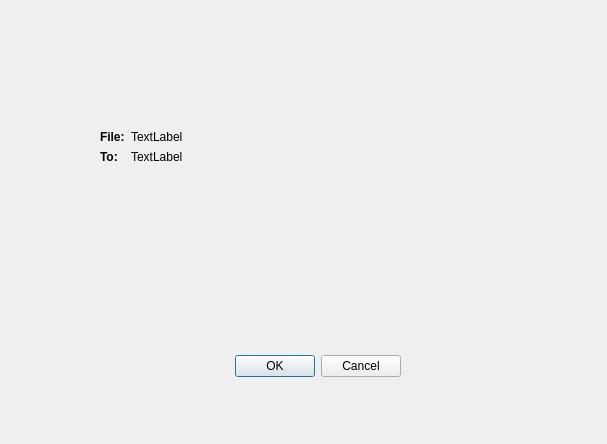
Old version of the form libExtraWidget/RenameDialog/CopyMoveDialog.ui in the repository rbbrnc/krbkACD.
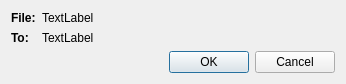
New version of the form.

```diff
--- a/libExtraWidget/RenameDialog/CopyMoveDialog.ui
+++ b/libExtraWidget/RenameDialog/CopyMoveDialog.ui
@@ -6,38 +6,15 @@
    <rect>
     <x>0</x>
     <y>0</y>
-    <width>607</width>
-    <height>444</height>
+    <width>346</width>
+    <height>75</height>
    </rect>
   </property>
   <property name="windowTitle">
    <string>Dialog</string>
   </property>
-  <widget class="QDialogButtonBox" name="buttonBox">
-   <property name="geometry">
-    <rect>
-     <x>60</x>
-     <y>350</y>
-     <width>341</width>
-     <height>32</height>
-    </rect>
-   </property>
-   <property name="orientation">
-    <enum>Qt::Horizontal</enum>
-   </property>
-   <property name="standardButtons">
-    <set>QDialogButtonBox::Cancel|QDialogButtonBox::Ok</set>
-   </property>
-  </widget>
-  <widget class="QWidget" name="formLayoutWidget">
-   <property name="geometry">
-    <rect>
-     <x>100</x>
-     <y>130</y>
-     <width>421</width>
-     <height>80</height>
-    </rect>
-   </property>
+  <layout class="QVBoxLayout" name="verticalLayout">
+   <item>
    <layout class="QFormLayout" name="formLayout">
     <item row="0" column="0">
      <widget class="QLabel" name="label_3">
@@ -80,7 +57,18 @@
      </widget>
     </item>
    </layout>
-  </widget>
+   </item>
+   <item>
+    <widget class="QDialogButtonBox" name="buttonBox">
+     <property name="orientation">
+      <enum>Qt::Horizontal</enum>
+     </property>
+     <property name="standardButtons">
+      <set>QDialogButtonBox::Cancel|QDialogButtonBox::Ok</set>
+     </property>
+    </widget>
+   </item>
+  </layout>
  </widget>
  <resources/>
  <connections>
```
Lines whose indentation alone changed are shown as unchanged.
